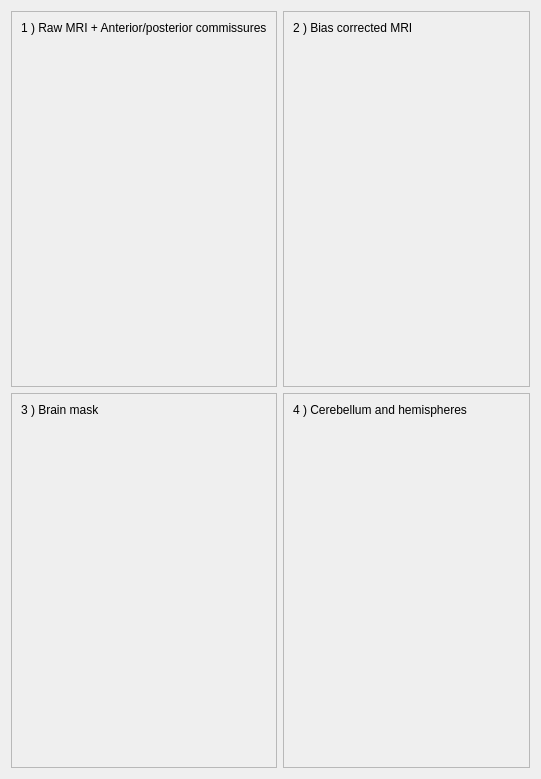
Above: morphologist/gui/ui/viewport_widget.ui from brainvisa/morphologist before the change. Below: the same form after it.
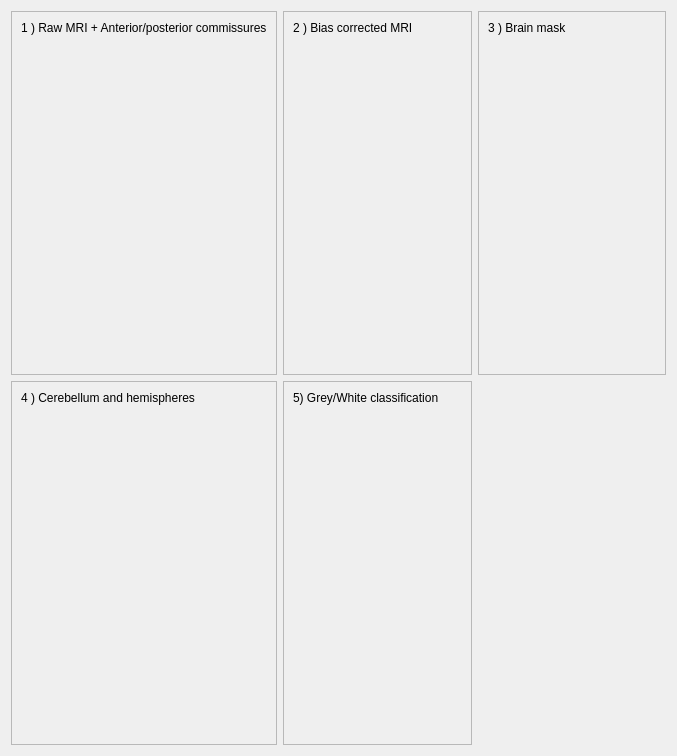
That is the form after the change.

Commit message: ENH: adds grey white classification view

```diff
--- a/morphologist/gui/ui/viewport_widget.ui
+++ b/morphologist/gui/ui/viewport_widget.ui
@@ -6,8 +6,8 @@
    <rect>
     <x>0</x>
     <y>0</y>
-    <width>541</width>
-    <height>779</height>
+    <width>677</width>
+    <height>756</height>
    </rect>
   </property>
   <property name="windowTitle">
@@ -84,42 +84,7 @@
      </layout>
     </widget>
    </item>
-   <item row="2" column="1">
-    <widget class="QFrame" name="view4_frame">
-     <property name="frameShape">
-      <enum>QFrame::StyledPanel</enum>
-     </property>
-     <property name="frameShadow">
-      <enum>QFrame::Raised</enum>
-     </property>
-     <layout class="QVBoxLayout" name="verticalLayout_3">
-      <item>
-       <widget class="QLabel" name="view4_label">
-        <property name="sizePolicy">
-         <sizepolicy hsizetype="Preferred" vsizetype="Minimum">
-          <horstretch>0</horstretch>
-          <verstretch>0</verstretch>
-         </sizepolicy>
-        </property>
-        <property name="text">
-         <string>4 ) Cerebellum and hemispheres </string>
-        </property>
-       </widget>
-      </item>
-      <item>
-       <widget class="QWidget" name="view4_hook" native="true">
-        <property name="sizePolicy">
-         <sizepolicy hsizetype="Preferred" vsizetype="Expanding">
-          <horstretch>0</horstretch>
-          <verstretch>0</verstretch>
-         </sizepolicy>
-        </property>
-       </widget>
-      </item>
-     </layout>
-    </widget>
-   </item>
-   <item row="2" column="0">
+   <item row="0" column="2">
     <widget class="QFrame" name="view3_frame">
      <property name="frameShape">
       <enum>QFrame::StyledPanel</enum>
@@ -154,6 +119,70 @@
      </layout>
     </widget>
    </item>
+   <item row="1" column="0">
+    <widget class="QFrame" name="view4_frame">
+     <property name="frameShape">
+      <enum>QFrame::StyledPanel</enum>
+     </property>
+     <property name="frameShadow">
+      <enum>QFrame::Raised</enum>
+     </property>
+     <layout class="QVBoxLayout" name="verticalLayout_3">
+      <item>
+       <widget class="QLabel" name="view4_label">
+        <property name="sizePolicy">
+         <sizepolicy hsizetype="Preferred" vsizetype="Minimum">
+          <horstretch>0</horstretch>
+          <verstretch>0</verstretch>
+         </sizepolicy>
+        </property>
+        <property name="text">
+         <string>4 ) Cerebellum and hemispheres </string>
+        </property>
+       </widget>
+      </item>
+      <item>
+       <widget class="QWidget" name="view4_hook" native="true">
+        <property name="sizePolicy">
+         <sizepolicy hsizetype="Preferred" vsizetype="Expanding">
+          <horstretch>0</horstretch>
+          <verstretch>0</verstretch>
+         </sizepolicy>
+        </property>
+       </widget>
+      </item>
+     </layout>
+    </widget>
+   </item>
+   <item row="1" column="1">
+    <widget class="QFrame" name="view5_frame">
+     <property name="frameShape">
+      <enum>QFrame::StyledPanel</enum>
+     </property>
+     <property name="frameShadow">
+      <enum>QFrame::Raised</enum>
+     </property>
+     <layout class="QVBoxLayout" name="verticalLayout_5">
+      <item>
+       <widget class="QLabel" name="view5_label">
+        <property name="text">
+         <string>5) Grey/White classification</string>
+        </property>
+       </widget>
+      </item>
+      <item>
+       <widget class="QWidget" name="view5_hook" native="true">
+        <property name="sizePolicy">
+         <sizepolicy hsizetype="Preferred" vsizetype="Expanding">
+          <horstretch>0</horstretch>
+          <verstretch>0</verstretch>
+         </sizepolicy>
+        </property>
+       </widget>
+      </item>
+     </layout>
+    </widget>
+   </item>
   </layout>
  </widget>
  <resources/>
```
The commit also changes 1 other file.
